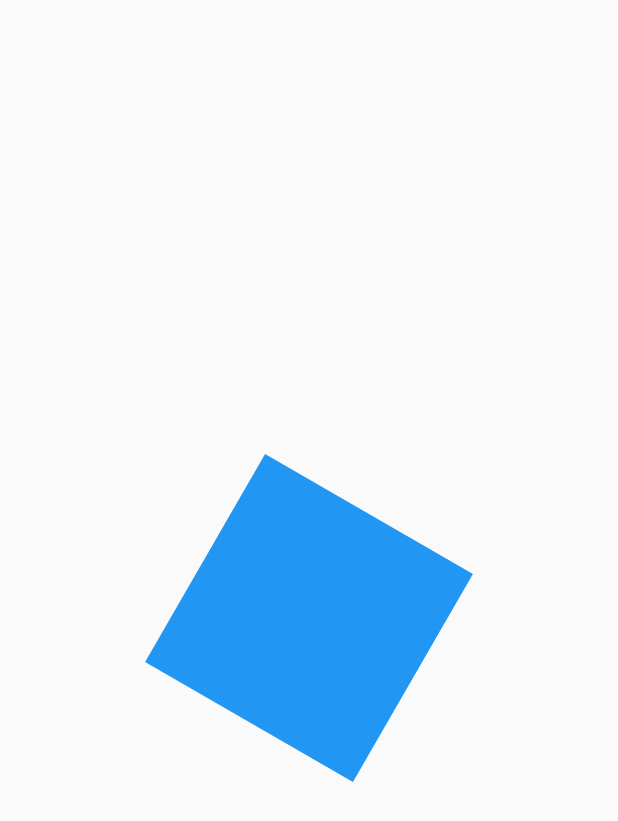
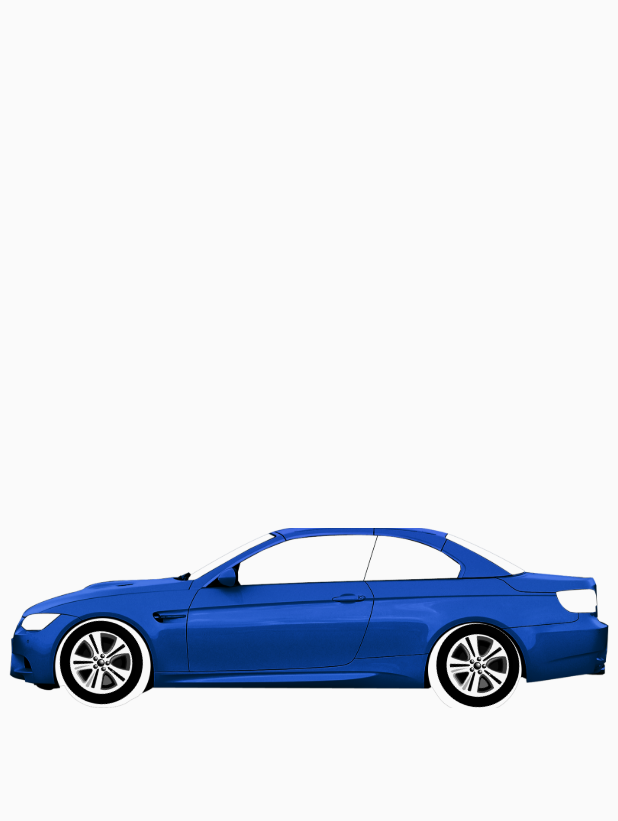
Before and after one commit to ahadjonovss/animations_sample, a Flutter app: the screen it shows after launch, on a phone screen of 412 x 824 dp. Shown: the top 821 px of the screen. Run offline on Flutter 3.47's test engine with Material 2 defaults, Android fonts, the phone set to English and light mode, and no system bars.

Commit message:
Done: Car

```diff
--- a/lib/companents/constants/image.dart
+++ b/lib/companents/constants/image.dart
@@ -1,4 +1,6 @@
 class AppImages{
 
   static const logo="assets/logo.png";
+  static const car="assets/car.png";
+  static const wheel="assets/wheel.png";
 }
--- a/lib/main.dart
+++ b/lib/main.dart
@@ -1,5 +1,6 @@
 import 'package:animations/preparing/first_animation.dart';
 import 'package:animations/tasks/first_task.dart';
+import 'package:animations/tasks/second_task.dart';
 import 'package:flutter/material.dart';
 
 void main() {
@@ -18,7 +19,7 @@ class MyApp extends StatelessWidget {
       theme: ThemeData(
         primarySwatch: Colors.blue,
       ),
-      home: FirstTask()
+      home: SecondTask()
     );
   }
 }
--- /dev/null
+++ b/lib/tasks/second_task.dart
@@ -0,0 +1,96 @@
+import 'package:animations/companents/constants/image.dart';
+import 'package:flutter/material.dart';
+import 'dart:math';
+
+class SecondTask extends StatefulWidget {
+  const SecondTask({Key? key}) : super(key: key);
+
+  @override
+  State<SecondTask> createState() => _SecondTaskState();
+}
+
+class _SecondTaskState extends State<SecondTask>
+    with SingleTickerProviderStateMixin {
+  late AnimationController animController;
+  late Animation<double> animation;
+
+  @override
+  void initState() {
+    super.initState();
+    animController = AnimationController(
+      vsync: this,
+      duration: Duration(milliseconds: 100),
+    );
+    animation = Tween<double>(begin: 0, end: pi * 2)
+        .animate(animController)
+        ..addListener(() {
+      setState(() {});
+    })..addStatusListener((status) {
+      if(status==AnimationStatus.completed){
+        animController.repeat();
+      }else if(status==AnimationStatus.dismissed){
+        animController.repeat();
+      }
+      });
+
+    animController.forward();
+  }
+
+  @override
+  Widget build(BuildContext context) {
+    return Scaffold(
+      body: SizedBox(
+        height: double.infinity,
+        width: double.infinity,
+        child: Center(
+          child: SizedBox(
+            height: 120,
+            width: 400,
+            child: Stack(
+              children: [
+                Container(
+                  height: 300,
+                  width: 400,
+                  decoration: const BoxDecoration(
+                      image: DecorationImage(
+                          image: AssetImage(AppImages.car),
+                          fit: BoxFit.fitWidth)),
+                ),
+                Positioned(
+                  bottom: 0,
+                  left: 31,
+                  child: Transform.rotate(
+                    angle: animController.value,
+                    child: Container(
+                      height: 60,
+                      width: 60,
+                      decoration: const BoxDecoration(
+                          image: DecorationImage(
+                              image: AssetImage(AppImages.wheel),
+                              fit: BoxFit.fitWidth)),
+                    ),
+                  ),
+                ),
+                Positioned(
+                  bottom: -2,
+                  right: 58,
+                  child: Transform.rotate(
+                    angle: animController.value,
+                    child: Container(
+                      height: 60,
+                      width: 60,
+                      decoration: const BoxDecoration(
+                          image: DecorationImage(
+                              image: AssetImage(AppImages.wheel),
+                              fit: BoxFit.fitWidth)),
+                    ),
+                  ),
+                ),
+              ],
+            ),
+          ),
+        ),
+      ),
+    );
+  }
+}
```
Also changed, not shown: assets/car.png (added), assets/wheel.png (added).
